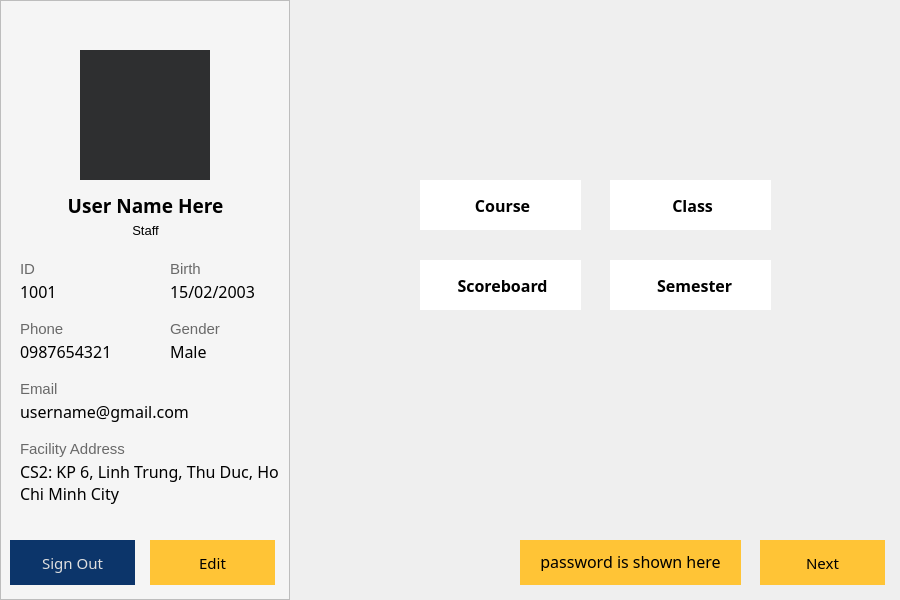
Qt form hcmus-course-manager-system/mainwindow.ui (thatweirdbush/hcmus-course-management-system) before a commit.
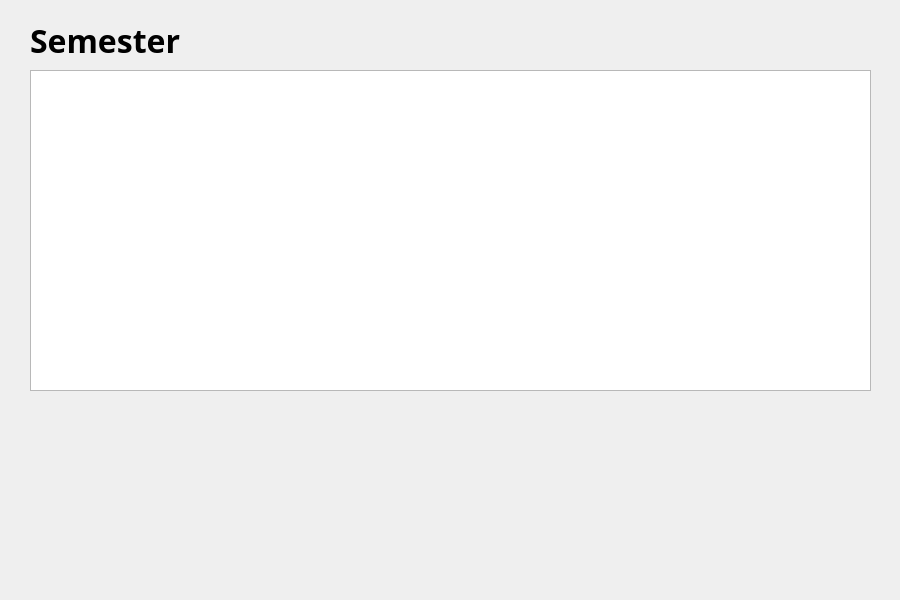
The same form after that commit. The open tabs and pages were chosen to show the change. Icons and pictures are not drawn.

```diff
--- a/hcmus-course-manager-system/mainwindow.ui
+++ b/hcmus-course-manager-system/mainwindow.ui
@@ -2188,6 +2188,51 @@
       </property>
      </widget>
     </widget>
+    <widget class="QWidget" name="pageSemester">
+     <property name="styleSheet">
+      <string notr="true">QWidget#pageSemester{
+	border-image: url(:/assets/blue-gradient.png) 0 0 0 0 stretch stretch;
+}
+</string>
+     </property>
+     <widget class="QTableWidget" name="tableSemesters">
+      <property name="geometry">
+       <rect>
+        <x>30</x>
+        <y>70</y>
+        <width>841</width>
+        <height>321</height>
+       </rect>
+      </property>
+     </widget>
+     <widget class="QLabel" name="label_22">
+      <property name="geometry">
+       <rect>
+        <x>30</x>
+        <y>20</y>
+        <width>151</width>
+        <height>41</height>
+       </rect>
+      </property>
+      <property name="font">
+       <font>
+        <family>Segoe UI Semibold</family>
+        <pointsize>24</pointsize>
+        <bold>true</bold>
+       </font>
+      </property>
+      <property name="styleSheet">
+       <string notr="true">color: rgb(0, 0, 0);</string>
+      </property>
+      <property name="text">
+       <string>Semester</string>
+      </property>
+     </widget>
+    </widget>
+    <widget class="QWidget" name="page_2"/>
+    <widget class="QWidget" name="page_3"/>
+    <widget class="QWidget" name="page_4"/>
+    <widget class="QWidget" name="page_5"/>
    </widget>
   </widget>
  </widget>
```
Left out of the diff: 4 changed lines with no effect on the pictures.
